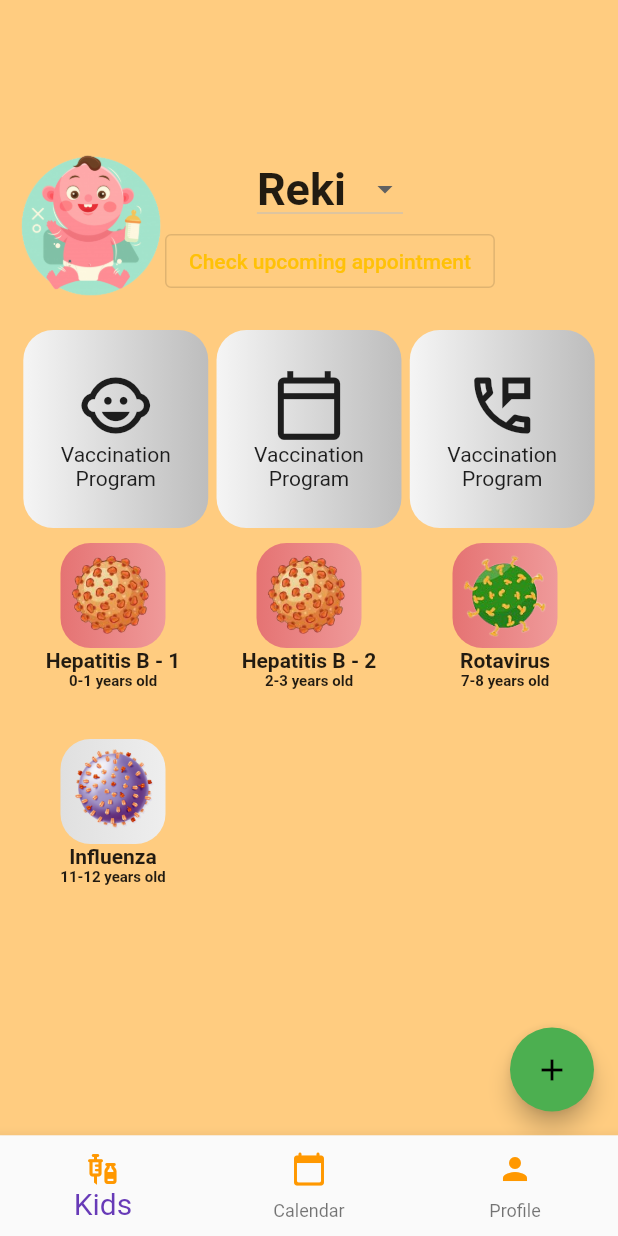
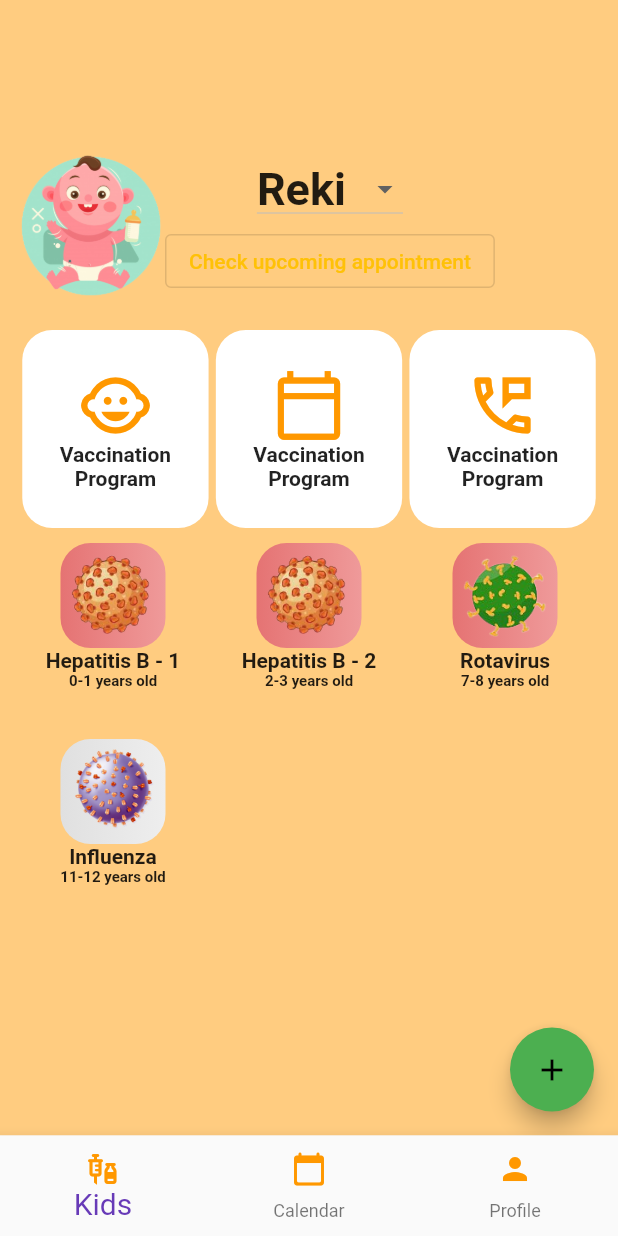
Before and after one commit to bjudob/duckcination, a Flutter app: the screen it shows after launch, on a phone screen of 412 x 824 dp. Run offline on Flutter 3.47's test engine with Material 2 defaults, Android fonts, the phone set to English and light mode, and no system bars; our stand-ins replace firebase_core, table_calendar; accounts and stored records are empty.

Commit message:
big buttons - looking better

```diff
--- a/lib/ui/elements/big_button.dart
+++ b/lib/ui/elements/big_button.dart
@@ -17,17 +17,21 @@ class _BigButtonState extends State<BigButton> {
       padding: const EdgeInsets.fromLTRB(0,20,0,0),
       child: Container(
         padding: const EdgeInsets.all(5),
-        decoration: BoxDecoration(
+        /*decoration: BoxDecoration(
             gradient: LinearGradient(
                 colors: [Colors.grey[100]!,Colors.grey[400]!]),
-            borderRadius: const BorderRadius.all(Radius.circular(20))),
+            borderRadius: const BorderRadius.all(Radius.circular(20))),*/
+        decoration: const BoxDecoration(
+          color: Colors.white,
+            borderRadius: BorderRadius.all(Radius.circular(20))
+        ),
         child: Padding(
           padding: const EdgeInsets.fromLTRB(20,20,20,20),
           child: Column(
             children: [
-              Icon(widget.iconData, size: 50,),
-              Text(widget.title.split(' ')[0]),
-              Text(widget.title.split(' ')[1]),
+              Icon(widget.iconData, size: 50, color: Colors.orange,),
+              Text(widget.title.split(' ')[0], style: TextStyle(fontWeight: FontWeight.bold),),
+              Text(widget.title.split(' ')[1], style: TextStyle(fontWeight: FontWeight.bold),),
             ],
           ),
         ),
```
